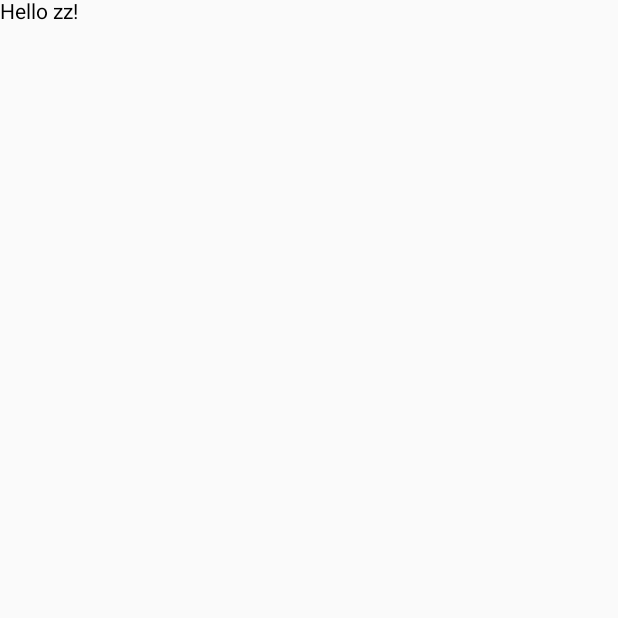
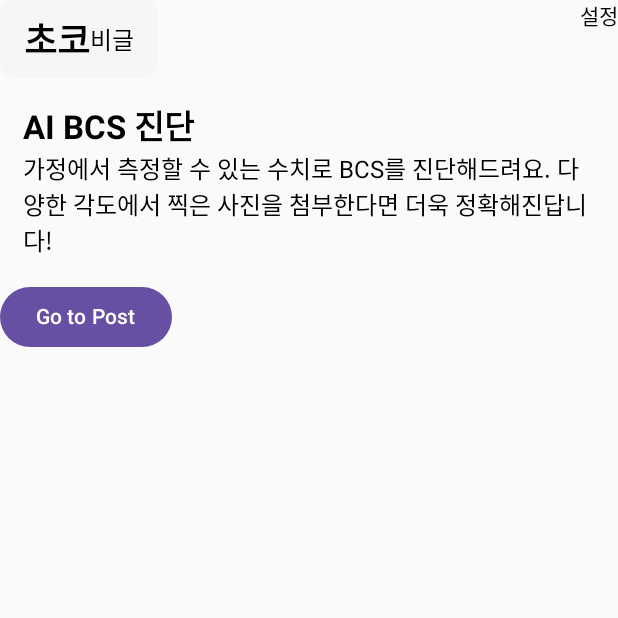
Before and after one commit to dodo849/Fluffy-AOS, an Android app built with Jetpack Compose: the screen it shows after launch (MainActivity), on a phone screen of 412 x 824 dp, the top half of it. Before the commit the part shown is almost empty. Run offline under Robolectric (Android 15) with nearby library versions, the phone set to English and light mode, and no system bars.

Commit message:
feat: 일부 컴포넌트 및 화면전환 코드 구현

```diff
--- a/app/src/main/java/com/example/fluffy_aos/MainActivity.kt
+++ b/app/src/main/java/com/example/fluffy_aos/MainActivity.kt
@@ -3,18 +3,19 @@ package com.example.fluffy_aos
 import android.os.Bundle
 import androidx.activity.ComponentActivity
 import androidx.activity.compose.setContent
-import androidx.compose.foundation.layout.fillMaxSize
-import androidx.compose.material3.MaterialTheme
-import androidx.compose.material3.Surface
 import androidx.compose.material3.Text
 import androidx.compose.runtime.Composable
-import androidx.compose.ui.Modifier
+import androidx.compose.runtime.CompositionLocalProvider
 import androidx.compose.ui.tooling.preview.Preview
 import androidx.navigation.NavController
 import androidx.navigation.compose.NavHost
 import androidx.navigation.compose.composable
 import androidx.navigation.compose.rememberNavController
+import com.example.fluffy_aos.global.LocalNavController
+import com.example.fluffy_aos.ui.home.HomeView
+import com.example.fluffy_aos.ui.post.PostView
 import com.example.fluffy_aos.ui.theme.FluffyAOSTheme
+
 
 class MainActivity : ComponentActivity() {
     override fun onCreate(savedInstanceState: Bundle?) {
@@ -28,10 +29,13 @@ class MainActivity : ComponentActivity() {
     @Composable
     fun AppNavigation() {
         val navController = rememberNavController()
-        NavHost(navController = navController, startDestination = "first") {
-            composable("first") { Greeting(navController) }
-            composable("second") { GreetingPreview() }
+        CompositionLocalProvider(LocalNavController provides navController) {
+            NavHost(navController = navController, startDestination = "home") {
+                composable("home") { HomeView() }
+                composable("post") { PostView(navController) }
+            }
         }
+
     }
 }
 
--- /dev/null
+++ b/app/src/main/java/com/example/fluffy_aos/global/LocalNavController.kt
@@ -0,0 +1,8 @@
+package com.example.fluffy_aos.global
+
+import androidx.compose.runtime.compositionLocalOf
+import androidx.navigation.NavController
+
+val LocalNavController = compositionLocalOf<NavController> {
+    error("NavController not provided")
+}
--- /dev/null
+++ b/app/src/main/java/com/example/fluffy_aos/ui/base/Colors.kt
@@ -0,0 +1,10 @@
+package com.example.fluffy_aos.ui.base
+
+import androidx.compose.ui.graphics.Color
+
+val main_orange = Color(0xFFFD8935)
+val main_orange_light = Color(0x26FD8935)
+val main_yellow = Color(0xFFF5A70E)
+val main_yellow_light = Color(0x26FDB935)
+val gray_background = Color(0xFFF8F6F5)
+val gray_text_light = Color(0xFF767676)
--- /dev/null
+++ b/app/src/main/java/com/example/fluffy_aos/ui/home/HomeView.kt
@@ -0,0 +1,62 @@
+package com.example.fluffy_aos.ui.home
+
+import androidx.compose.foundation.background
+import androidx.compose.foundation.layout.Arrangement
+import androidx.compose.foundation.layout.Box
+import androidx.compose.foundation.layout.Column
+import androidx.compose.foundation.layout.Row
+import androidx.compose.foundation.layout.Spacer
+import androidx.compose.foundation.layout.fillMaxWidth
+import androidx.compose.foundation.layout.padding
+import androidx.compose.foundation.shape.RoundedCornerShape
+import androidx.compose.material3.Button
+import androidx.compose.material3.Text
+import androidx.compose.runtime.Composable
+import androidx.compose.ui.Alignment
+import androidx.compose.ui.Modifier
+import androidx.compose.ui.draw.clip
+import androidx.compose.ui.text.font.FontWeight
+import androidx.compose.ui.tooling.preview.Preview
+import androidx.compose.ui.unit.dp
+import androidx.compose.ui.unit.sp
+import androidx.navigation.NavController
+import androidx.navigation.compose.rememberNavController
+import com.example.fluffy_aos.global.LocalNavController
+import com.example.fluffy_aos.ui.base.gray_background
+import com.example.fluffy_aos.ui.home.component.Header
+import com.example.fluffy_aos.ui.theme.FluffyAOSTheme
+
+@Composable
+fun HomeView() {
+    val navController = LocalNavController.current
+    Column {
+        Header()
+        DiagnosisCardView()
+        Button(onClick = { navController.navigate("post") }) {
+            Text("Go to Post")
+        }
+    }
+}
+
+@Composable
+fun DiagnosisCardView() {
+    Column(modifier = Modifier.padding(15.dp)) {
+        Text("AI BCS 진단",
+            fontSize = 22.sp,
+            fontWeight = FontWeight.Bold)
+        Text("가정에서 측정할 수 있는 수치로 BCS를 진단해드려요. 다양한 각도에서 찍은 사진을 첨부한다면 더욱 정확해진답니다!",
+            fontSize = 16.sp,
+            fontWeight = FontWeight.Normal)
+
+    }
+}
+
+
+
+@Preview(showBackground = true)
+@Composable
+fun HomeView_Preview() {
+    FluffyAOSTheme {
+        HomeView()
+    }
+}
--- /dev/null
+++ b/app/src/main/java/com/example/fluffy_aos/ui/home/component/Header.kt
@@ -0,0 +1,42 @@
+package com.example.fluffy_aos.ui.home.component
+
+import androidx.compose.foundation.background
+import androidx.compose.foundation.layout.Arrangement
+import androidx.compose.foundation.layout.Box
+import androidx.compose.foundation.layout.Row
+import androidx.compose.foundation.layout.fillMaxWidth
+import androidx.compose.foundation.layout.padding
+import androidx.compose.foundation.shape.RoundedCornerShape
+import androidx.compose.material3.Text
+import androidx.compose.runtime.Composable
+import androidx.compose.ui.Alignment
+import androidx.compose.ui.Modifier
+import androidx.compose.ui.draw.clip
+import androidx.compose.ui.text.font.FontWeight
+import androidx.compose.ui.unit.dp
+import androidx.compose.ui.unit.sp
+import com.example.fluffy_aos.ui.base.gray_background
+
+
+@Composable
+fun Header() {
+    Row(modifier = Modifier.fillMaxWidth(),
+        horizontalArrangement = Arrangement.SpaceBetween
+    ) {
+        Box(modifier = Modifier
+            .clip(RoundedCornerShape(10.dp))
+            .background(gray_background)
+            .padding(vertical = 8.dp, horizontal = 16.dp)
+        ) {
+            Row(verticalAlignment = Alignment.CenterVertically) {
+                Text("초코",
+                    fontSize = 24.sp,
+                    fontWeight = FontWeight.Bold)
+                Text("비글",
+                    fontSize = 16.sp,
+                    fontWeight = FontWeight.Normal)
+            }
+        }
+        Text("설정") // TODO: add icon
+    }
+}
```
Also changed, not shown: app/src/main/java/com/example/fluffy_aos/ui/post/PostView.kt (added, +20 -0 lines), app/src/main/java/com/example/fluffy_aos/ui/record/RecordView.kt (added, +24 -0 lines).
